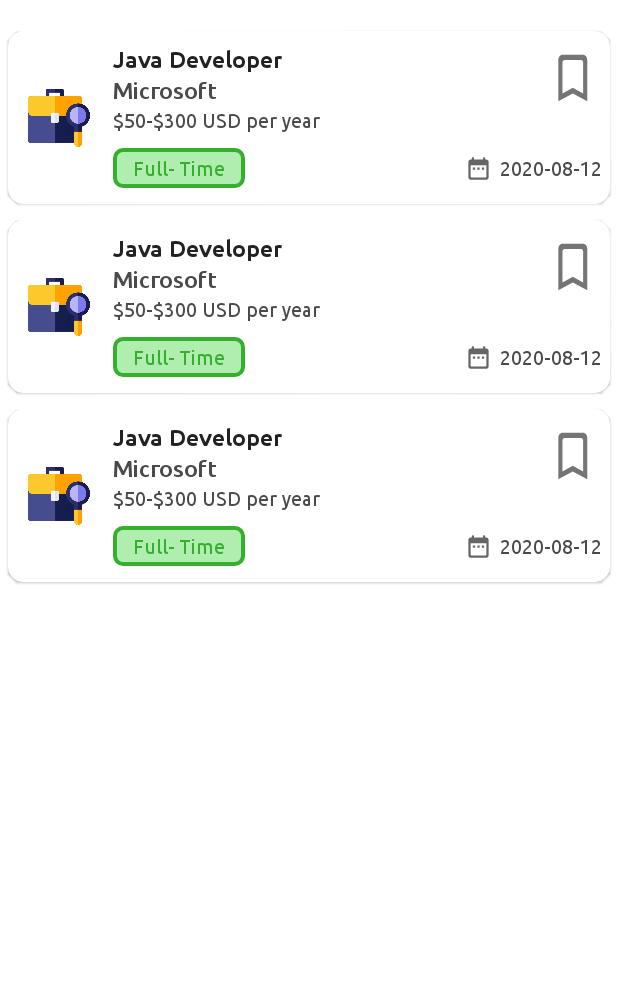
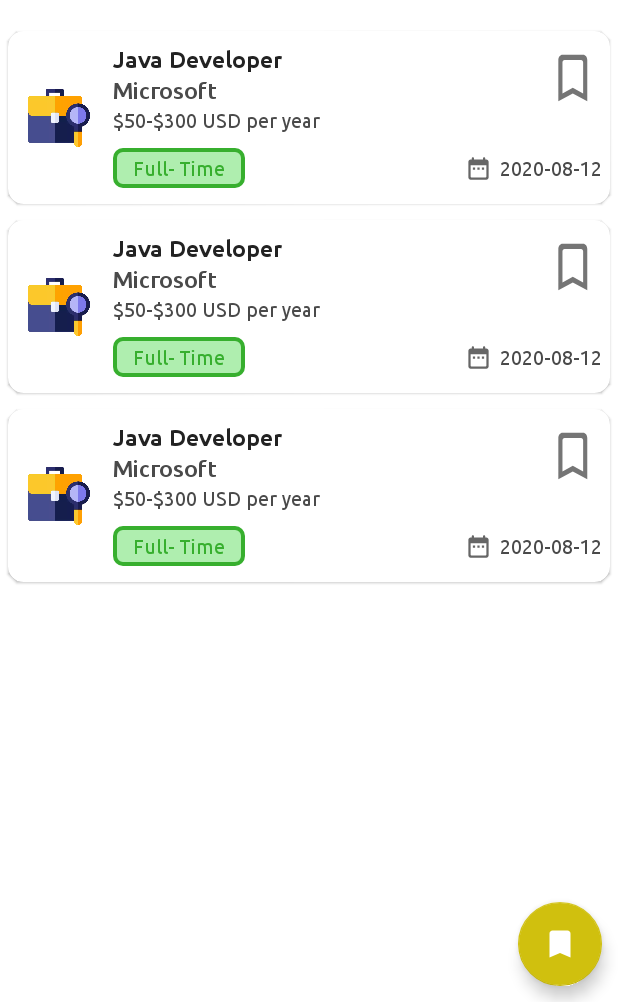
Before and after one commit to YashKr01/Dexter, an Android app: the layout fragment_home.xml on its own in the app's theme, with its tools: preview values and no code run, on a phone screen of 412 x 824 dp, the part 234-1236 px from its top. Run offline under Robolectric (Android 15) with nearby library versions, the phone set to English and light mode, and no system bars.

```diff
--- a/app/src/main/java/com/example/dexter/fragments/HomeFragment.kt
+++ b/app/src/main/java/com/example/dexter/fragments/HomeFragment.kt
@@ -9,6 +9,7 @@ import android.view.View
 import android.view.ViewGroup
 import androidx.core.content.ContextCompat
 import androidx.fragment.app.viewModels
+import androidx.navigation.fragment.findNavController
 import androidx.recyclerview.widget.LinearLayoutManager
 import com.example.dexter.R
 import com.example.dexter.adapters.JobAdapter
@@ -56,6 +57,8 @@ class HomeFragment : Fragment(), ItemClickListener {
 
         viewModel.getJobList()
         viewModel.observeList().observe(viewLifecycleOwner) { jobAdapter.submitList(it) }
+
+        binding.floatingActionButton.setOnClickListener { findNavController().navigate(R.id.action_homeFragment_to_savedFragment) }
 
     }
 
--- /dev/null
+++ b/app/src/main/res/drawable/ic_fab_bookmark.xml
@@ -0,0 +1,10 @@
+<vector xmlns:android="http://schemas.android.com/apk/res/android"
+    android:width="24dp"
+    android:height="24dp"
+    android:viewportWidth="24"
+    android:viewportHeight="24"
+    android:tint="?attr/colorControlNormal">
+  <path
+      android:fillColor="@android:color/white"
+      android:pathData="M17,3H7c-1.1,0 -2,0.9 -2,2v16l7,-3 7,3V5c0,-1.1 -0.9,-2 -2,-2z"/>
+</vector>
--- a/app/src/main/res/layout/fragment_home.xml
+++ b/app/src/main/res/layout/fragment_home.xml
@@ -6,6 +6,19 @@
     android:layout_height="match_parent"
     android:background="@color/colorPrimaryBlue"
     tools:context=".fragments.HomeFragment">
+
+    <com.google.android.material.floatingactionbutton.FloatingActionButton
+        android:id="@+id/floatingActionButton"
+        android:layout_width="wrap_content"
+        android:layout_height="wrap_content"
+        android:layout_gravity="end|bottom"
+        android:layout_margin="@dimen/_8sdp"
+        android:clickable="true"
+        android:contentDescription="@string/app_name"
+        android:focusable="true"
+        app:backgroundTint="@color/colorYellowDark"
+        android:src="@drawable/ic_fab_bookmark"
+        app:tint="@color/colorWhite" />
 
     <com.google.android.material.appbar.AppBarLayout
         android:layout_width="match_parent"
@@ -49,8 +62,8 @@
                     android:imeOptions="actionSearch"
                     android:maxLength="10"
                     android:maxLines="1"
+                    android:padding="@dimen/_8sdp"
                     android:singleLine="true"
-                    android:padding="@dimen/_8sdp"
                     android:textColor="@color/colorWhite"
                     android:textColorHint="@color/LightBackground"
                     android:textSize="@dimen/_14ssp" />
--- a/app/src/main/res/layout/item_job.xml
+++ b/app/src/main/res/layout/item_job.xml
@@ -25,7 +25,7 @@
 
         <CheckBox
             android:id="@+id/itemCheckBox"
-            android:layout_width="0dp"
+            android:layout_width="wrap_content"
             android:layout_height="wrap_content"
             android:button="@drawable/bookmark_selector"
             android:foregroundGravity="center"
--- a/app/src/main/res/navigation/nav_graph.xml
+++ b/app/src/main/res/navigation/nav_graph.xml
@@ -9,7 +9,11 @@
         android:id="@+id/homeFragment"
         android:name="com.example.dexter.fragments.HomeFragment"
         android:label="fragment_home"
-        tools:layout="@layout/fragment_home" />
+        tools:layout="@layout/fragment_home" >
+        <action
+            android:id="@+id/action_homeFragment_to_savedFragment"
+            app:destination="@id/savedFragment" />
+    </fragment>
     <fragment
         android:id="@+id/savedFragment"
         android:name="com.example.dexter.fragments.SavedFragment"
```
Also changed, not shown: app/src/main/java/com/example/dexter/fragments/SavedFragment.kt (+15 -2 lines), app/src/main/res/layout/fragment_saved.xml (+13 -7 lines), app/src/main/res/layout/item_saved_job.xml (+12 -7 lines).
